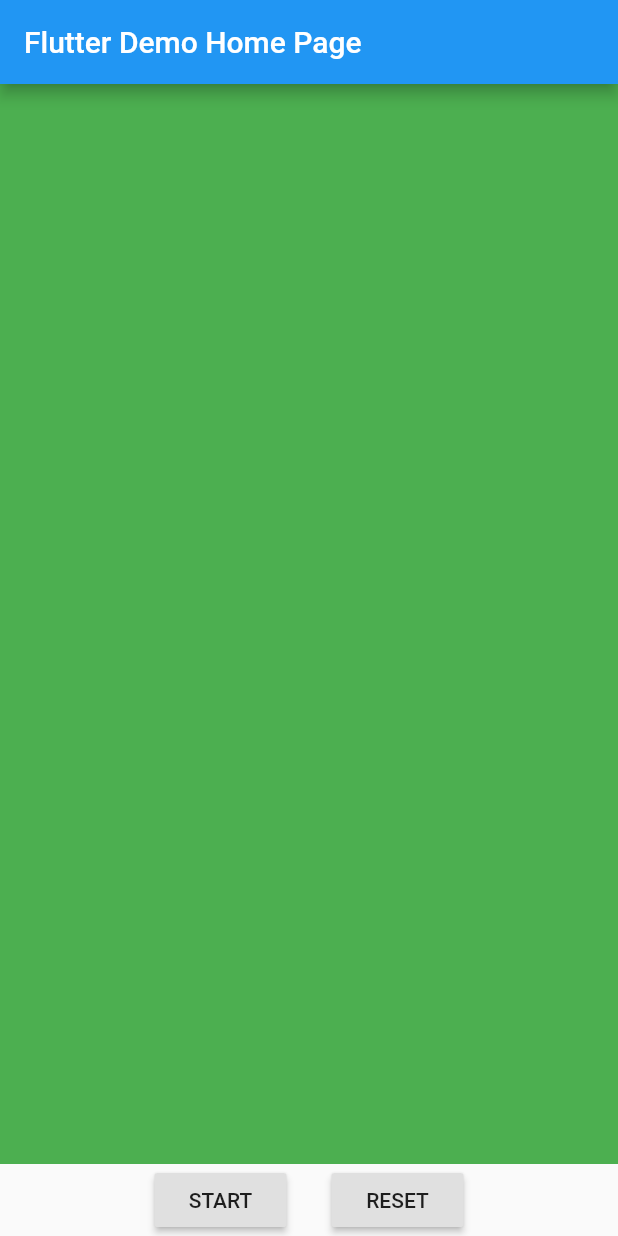
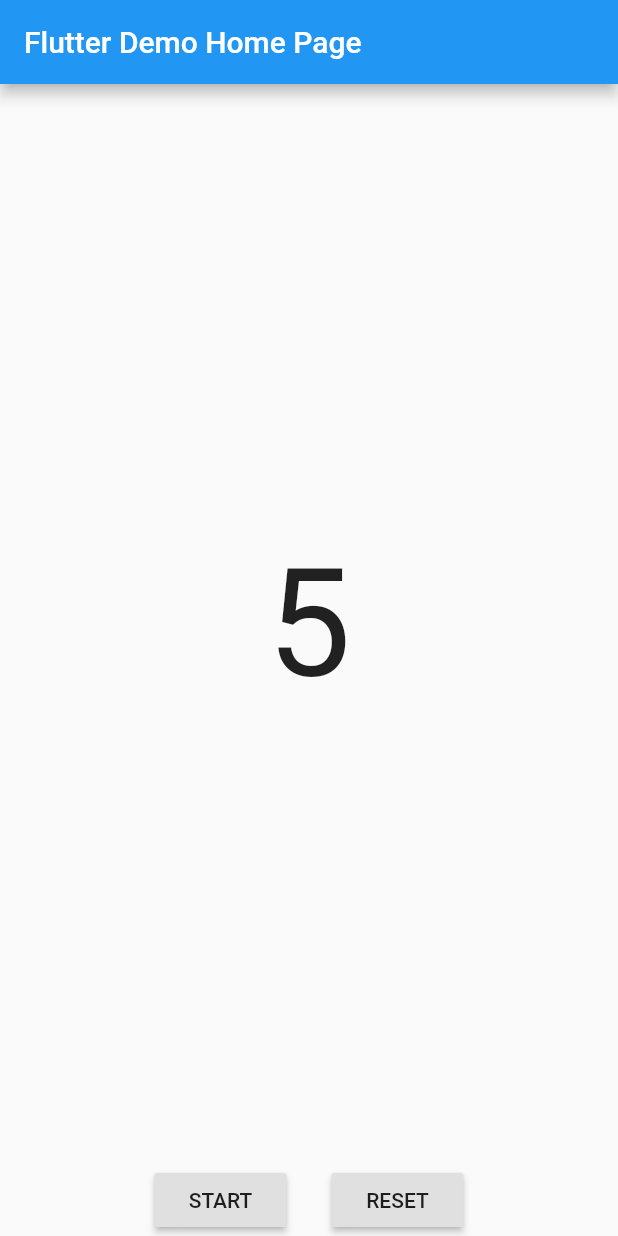
Before and after one commit to nargok/flutter_timer_app_sample, a Flutter app: the screen it shows after launch, after a tap on "START", after a tap on "STOP", after a tap on "RESET", on a phone screen of 412 x 824 dp. Run offline on Flutter 3.47's test engine with Material 2 defaults, Android fonts, the phone set to English and light mode, and no system bars.

Commit message:
wip phase2

```diff
--- a/lib/main.dart
+++ b/lib/main.dart
@@ -1,4 +1,5 @@
 import 'package:flutter/material.dart';
+import 'dart:async';
 
 void main() => runApp(MyApp());
 
@@ -25,6 +26,8 @@ class MyHomePage extends StatefulWidget {
 
 class _MyHomePageState extends State<MyHomePage> {
   static bool _isCounting = false;
+  static int _defaultSeconds = 5;
+  static int _seconds = _defaultSeconds;
 
   @override
   Widget build(BuildContext context) {
@@ -32,20 +35,23 @@ class _MyHomePageState extends State<MyHomePage> {
       appBar: AppBar(
         title: Text(widget.title),
       ),
-      body: SafeArea( // OSの標準ボタンとかぶらないように表示する
+      body: SafeArea(
+        // OSの標準ボタンとかぶらないように表示する
         child: Column(children: <Widget>[
-          Expanded( // めいいっぱい伸ばす
-            child:  Container(color: Colors.green)
-          ),
+          Expanded(
+              // めいいっぱい伸ばす
+              child: Center(
+                  child: Text(
+            _seconds.toString(),
+            style: TextStyle(fontSize: 100),
+          ))),
           Row(
             mainAxisAlignment: MainAxisAlignment.center,
             children: <Widget>[
               RaisedButton(
                 child: Text(_isCounting ? 'STOP' : 'START'),
                 onPressed: () {
-                  setState(() {
-                    _isCounting = !_isCounting;
-                  });
+                  _handleTimer();
                 },
               ),
               Container(width: 30), // 余白
@@ -55,6 +61,9 @@ class _MyHomePageState extends State<MyHomePage> {
                   child: Text('RESET'),
                   onPressed: () {
                     print('RESET');
+                    setState(() {
+                      _seconds = _defaultSeconds;
+                    });
                   },
                 )
             ],
@@ -63,4 +72,30 @@ class _MyHomePageState extends State<MyHomePage> {
       ),
     );
   }
+
+  Timer _timer;
+
+  void _handleTimer() {
+    setState(() {
+      _isCounting = !_isCounting;
+    });
+
+    if (_isCounting) {
+      // 1秒ごとにカウントダウンする
+      _timer = Timer.periodic(Duration(seconds: 1), (_) {
+        setState(() {
+          _seconds--;
+        });
+        if (_seconds <= 0) {
+          // 完了
+
+          _timer.cancel();
+        }
+      });
+    } else {
+      // カウントをとめる
+      _timer.cancel();
+    }
+
+  }
 }
```
